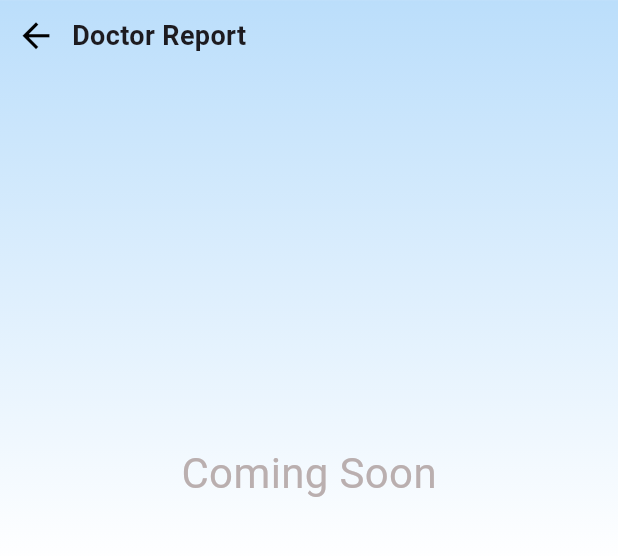
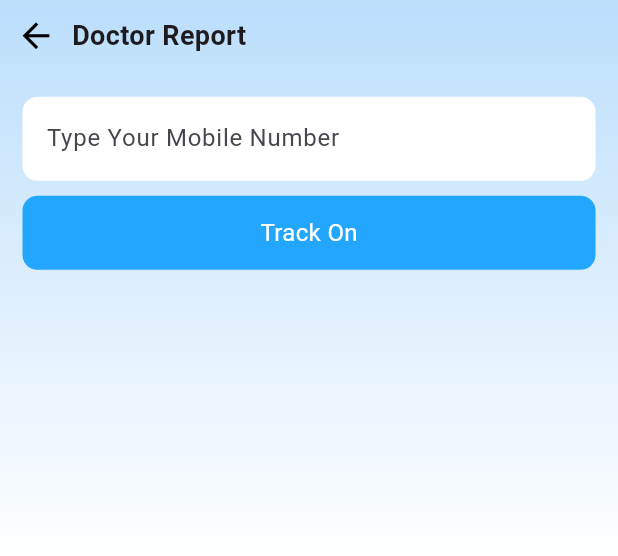
Before and after one commit to nooralom1/Medico_App, a Flutter app: the DoctorReport screen opened directly, on a phone screen of 412 x 824 dp, the part 105-661 px from its top. Run offline on Flutter 3.47's test engine with Material 3 defaults, Android fonts, the phone set to English and light mode, and no system bars; our stand-ins replace animated_notch_bottom_bar, carousel_slider, get.

Commit message:
doctor report

```diff
--- a/lib/view/screen/doctor_report/doctor_report.dart
+++ b/lib/view/screen/doctor_report/doctor_report.dart
@@ -1,5 +1,6 @@
+import 'package:dr_apointment/controller/getx_controller/doctor_report.dart';
 import 'package:dr_apointment/view/common_widget/common_Text.dart';
-import 'package:dr_apointment/view/screen/bottom_navigation_bar.dart';
+import 'package:dr_apointment/view/common_widget/common_button.dart';
 import 'package:flutter/material.dart';
 import 'package:get/get.dart';
 
@@ -8,6 +9,7 @@ class DoctorReport extends StatelessWidget {
 
   @override
   Widget build(BuildContext context) {
+    Get.put(DoctorReportController());
     double screenWidth = MediaQuery.of(context).size.width;
     double screenHeight = MediaQuery.of(context).size.height;
     return SafeArea(
@@ -44,26 +46,51 @@ class DoctorReport extends StatelessWidget {
                 children: [
                   IconButton(
                       onPressed: () {
-                        Get.off(() => BottomNavBar());
+                        Get.back();
                       },
-                      icon: Icon(
+                      icon: const Icon(
                         Icons.arrow_back,
                         color: Colors.black,
                         size: 27,
                       )),
-                  CommonText(
+                  const CommonText(
                     text: "Doctor Report",
                     fSize: 18,
                     fWeight: FontWeight.w600,
                   )
                 ],
               ),
-              SizedBox(height: screenHeight * 0.3),
-              CommonText(
-                text: "Coming Soon",
-                fSize: 28,
-                fColor: Color(0xffBAAFAF),
-              ),
+              SizedBox(height: screenHeight * 0.02),
+              Padding(
+                padding: const EdgeInsets.symmetric(horizontal: 15),
+                child: Column(
+                  children: [
+                    SizedBox(
+                      height: screenHeight * 0.07,
+                      width: screenWidth,
+                      child: TextField(
+                        decoration: InputDecoration(
+                            filled: true,
+                            fillColor: Colors.white,
+                            hintText: "Type Your Mobile Number",
+                            border: OutlineInputBorder(
+                                borderRadius: BorderRadius.circular(10),
+                                borderSide: BorderSide.none)),
+                      ),
+                    ),
+                    SizedBox(
+                      height: screenHeight * 0.01,
+                    ),
+                    CommonButton(
+                        height: screenHeight * 0.06,
+                        width: screenWidth,
+                        buttonName: "Track On",
+                        fColor: Colors.white,
+                        fSize: 16,
+                        onTap: () {}),
+                  ],
+                ),
+              )
             ],
           ),
         ),
--- a/lib/view/screen/faq/faq.dart
+++ b/lib/view/screen/faq/faq.dart
@@ -47,7 +47,7 @@ class Faq extends StatelessWidget {
                 children: [
                   IconButton(
                       onPressed: () {
-                        Get.off(() => const BottomNavBar());
+                        Get.back();
                       },
                       icon: const Icon(
                         Icons.arrow_back,
```
